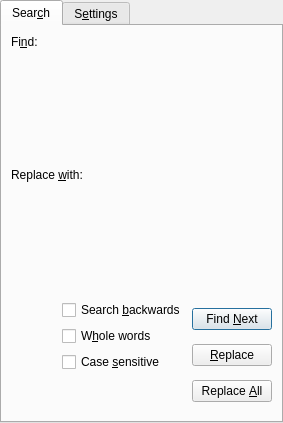
Old version of the form src/frontends/qt4/ui/FindAndReplaceUi.ui in the repository cburschka/lyx.
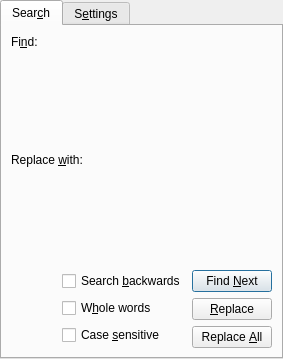
New version of the form. Custom widgets are drawn as their Qt base class.

Patch:
```diff
--- a/src/frontends/qt4/ui/FindAndReplaceUi.ui
+++ b/src/frontends/qt4/ui/FindAndReplaceUi.ui
@@ -7,7 +7,7 @@
     <x>0</x>
     <y>0</y>
     <width>283</width>
-    <height>423</height>
+    <height>359</height>
    </rect>
   </property>
   <property name="windowTitle">
@@ -134,19 +134,6 @@
             </property>
            </widget>
           </item>
-          <item>
-           <spacer name="verticalSpacer_5">
-            <property name="orientation">
-             <enum>Qt::Vertical</enum>
-            </property>
-            <property name="sizeHint" stdset="0">
-             <size>
-              <width>20</width>
-              <height>40</height>
-             </size>
-            </property>
-           </spacer>
-          </item>
          </layout>
         </item>
         <item>
```
Left out of the diff: 4 changed lines with no effect on the pictures.
